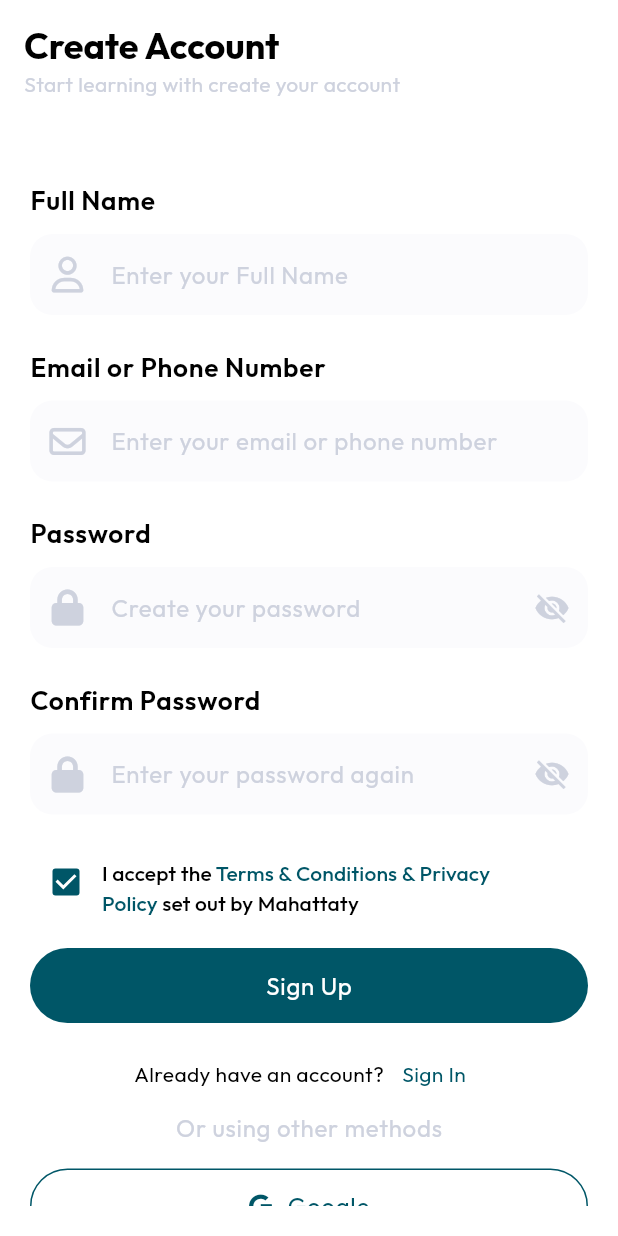
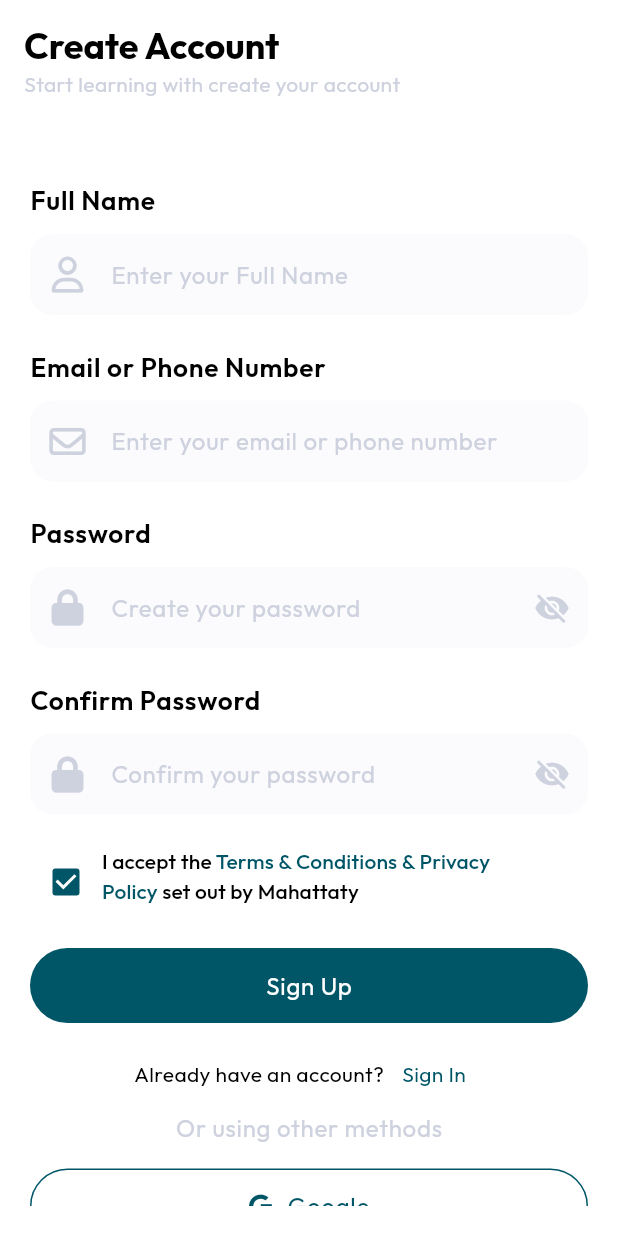
Before and after one commit to AbdelrhmanReda17/Mahatatty, a Flutter app: the AuthenticationScreen screen opened by its route, after a tap on "Sign Up", on a phone screen of 412 x 824 dp. Run offline on Flutter 3.47's test engine with Material 3 defaults, Android fonts, the phone set to English and light mode, and no system bars; our stand-ins replace font_awesome_flutter, google_fonts, smooth_page_indicator.

Commit message:
Clean Code

```diff
--- /dev/null
+++ b/lib/Models/user.dart
@@ -0,0 +1,3 @@
+class User{
+
+}
--- a/lib/Screens/authentication_screen.dart
+++ b/lib/Screens/authentication_screen.dart
@@ -1,9 +1,8 @@
 import 'package:flutter/material.dart';
-import 'package:font_awesome_flutter/font_awesome_flutter.dart';
 import 'package:mahattaty/Utils/open_screens.dart';
 import 'package:mahattaty/Widgets/Generics/mahattaty_button.dart';
-import 'package:mahattaty/Widgets/Generics/mahattaty_text_form_field.dart';
-import 'package:mahattaty/Widgets/forgot_password_dialog.dart';
+import 'package:mahattaty/Widgets/Froms/login_form.dart';
+import 'package:mahattaty/Widgets/Froms/register_form.dart';
 import 'package:mahattaty/Widgets/social_accounts_login.dart';
 
 class AuthenticationScreen extends StatefulWidget {
@@ -17,10 +16,6 @@ class AuthenticationScreen extends StatefulWidget {
 
 class _AuthenticationScreenState extends State<AuthenticationScreen> {
   TextEditingController emailController = TextEditingController();
-  final List<TextEditingController> _registerControllers =
-      List.generate(4, (_) => TextEditingController());
-  final List<TextEditingController> _loginControllers =
-      List.generate(2, (_) => TextEditingController());
 
   @override
   void dispose() {
@@ -30,108 +25,9 @@ class _AuthenticationScreenState extends State<AuthenticationScreen> {
 
   @override
   Widget build(BuildContext context) {
-    List<Widget> registerContent = [
-      MahattatyTextFormField(
-        labelText: 'Full Name',
-        controller: _registerControllers[0],
-        iconData: FontAwesomeIcons.user,
-        hintText: 'Enter your Full Name',
-      ),
-      const SizedBox(height: 20),
-      MahattatyTextFormField(
-        labelText: 'Email or Phone Number',
-        controller: _registerControllers[1],
-        iconData: FontAwesomeIcons.envelope,
-        hintText: 'Enter your email or phone number',
-      ),
-      const SizedBox(height: 20),
-      MahattatyTextFormField(
-        labelText: 'Password',
-        controller: _registerControllers[2],
-        isPassword: true,
-        iconData: FontAwesomeIcons.lock,
-        hintText: 'Create your password',
-      ),
-      const SizedBox(height: 20),
-      MahattatyTextFormField(
-        labelText: 'Confirm Password',
-        controller: _registerControllers[3],
-        isPassword: true,
-        iconData: FontAwesomeIcons.lock,
-        hintText: 'Enter your password again',
-      ),
-      const SizedBox(height: 20),
-      Row(
-        crossAxisAlignment: CrossAxisAlignment.end,
-        mainAxisAlignment: MainAxisAlignment.start,
-        children: [
-          Checkbox(
-            value: true,
-            onChanged: (bool? value) {},
-          ),
-          RichText(
-            textAlign: TextAlign.left,
-            text: TextSpan(
-              children: [
-                TextSpan(
-                    text: 'I accept the ',
-                    style: Theme.of(context).textTheme.titleSmall,
-                    children: [
-                      TextSpan(
-                          text: 'Terms & Conditions & Privacy\nPolicy',
-                          style: Theme.of(context).textTheme.titleSmall?.apply(
-                                color: Theme.of(context).colorScheme.primary,
-                              ),
-                          children: [
-                            TextSpan(
-                              text: ' set out by Mahattaty',
-                              style: Theme.of(context).textTheme.titleSmall,
-                            ),
-                          ]),
-                    ]),
-              ],
-            ),
-          ),
-        ],
-      ),
-    ];
-
-    List<Widget> loginContent = [
-      MahattatyTextFormField(
-        labelText: 'Email or Phone Number',
-        controller: _loginControllers[0],
-        iconData: FontAwesomeIcons.envelope,
-        hintText: 'Enter your email or phone number',
-      ),
-      const SizedBox(height: 20),
-      MahattatyTextFormField(
-        labelText: 'Password',
-        controller: _loginControllers[1],
-        isPassword: true,
-        iconData: FontAwesomeIcons.lock,
-        hintText: 'Create your password',
-      ),
-      const SizedBox(height: 20),
-      Row(
-        children: [
-          const Spacer(),
-          GestureDetector(
-            onTap: () => showForgotPasswordDialog(context),
-            child: Text(
-              'Forgot Password?',
-              style: TextStyle(
-                color: Theme.of(context).colorScheme.primary,
-                fontSize: 16.5,
-              ),
-            ),
-          ),
-        ],
-      ),
-    ];
-
-    List content = widget.key == const Key('login_screen')
-        ? loginContent
-        : registerContent;
+    Widget content = widget.key == const Key('login_screen')
+        ? const LoginForm()
+        : const RegisterForm();
 
     return Scaffold(
       appBar: AppBar(
@@ -163,7 +59,7 @@ class _AuthenticationScreenState extends State<AuthenticationScreen> {
         child: ListView(
           children: [
             const SizedBox(height: 20),
-            ...content,
+            content,
             const SizedBox(height: 20),
             MahattatyButton(
               text: widget.key == const Key('login_screen')
--- a/lib/Screens/verification_screen.dart
+++ b/lib/Screens/verification_screen.dart
@@ -1,4 +1,3 @@
-import 'dart:developer';
 import 'package:flutter/gestures.dart';
 import 'package:flutter/material.dart';
 import 'package:flutter/services.dart';
@@ -7,10 +6,7 @@ import '../Widgets/Generics/mahattaty_button.dart';
 import '../Widgets/Generics/mahattaty_text_form_field.dart';
 
 class VerificationScreen extends StatefulWidget {
-  //final String email;
-
   const VerificationScreen({super.key});
-//  VerificationCodePage({required this.email});
 
   @override
   State<VerificationScreen> createState() => _VerificationScreenState();
--- /dev/null
+++ b/lib/Widgets/Froms/login_form.dart
@@ -0,0 +1,65 @@
+import 'package:flutter/material.dart';
+import 'package:font_awesome_flutter/font_awesome_flutter.dart';
+import 'package:mahattaty/Widgets/Generics/mahattaty_text_form_field.dart';
+import 'package:mahattaty/Widgets/forgot_password_dialog.dart';
+
+class LoginForm extends StatefulWidget {
+  const LoginForm({super.key});
+  @override
+  State<LoginForm> createState() => _LoginFormState();
+}
+
+class _LoginFormState extends State<LoginForm> {
+  final List<TextEditingController> _loginControllers =
+      List.generate(2, (_) => TextEditingController());
+
+  @override
+  void dispose() {
+    for (var controller in _loginControllers) {
+      controller.dispose();
+    }
+    super.dispose();
+  }
+
+  @override
+  Widget build(BuildContext context) {
+    return Form(
+      child: Column(
+        crossAxisAlignment: CrossAxisAlignment.start,
+        children: [
+          MahattatyTextFormField(
+            labelText: 'Email or Phone Number',
+            controller: _loginControllers[0],
+            iconData: FontAwesomeIcons.envelope,
+
+            hintText: 'Enter your email or phone number',
+          ),
+          const SizedBox(height: 20),
+          MahattatyTextFormField(
+            labelText: 'Password',
+            controller: _loginControllers[1],
+            isPassword: true,
+            iconData: FontAwesomeIcons.lock,
+            hintText: 'Create your password',
+          ),
+          const SizedBox(height: 20),
+          Row(
+            children: [
+              const Spacer(),
+              GestureDetector(
+                onTap: () => showForgotPasswordDialog(context),
+                child: Text(
+                  'Forgot Password?',
+                  style: TextStyle(
+                    color: Theme.of(context).colorScheme.primary,
+                    fontSize: 16.5,
+                  ),
+                ),
+              ),
+            ],
+          ),
+        ],
+      ),
+    );
+  }
+}
--- /dev/null
+++ b/lib/Widgets/Froms/register_form.dart
@@ -0,0 +1,101 @@
+import 'package:flutter/material.dart';
+import 'package:font_awesome_flutter/font_awesome_flutter.dart';
+import 'package:mahattaty/Widgets/Generics/mahattaty_text_form_field.dart';
+
+class RegisterForm extends StatefulWidget {
+  const RegisterForm({super.key});
+
+  @override
+  State<RegisterForm> createState() => _RegisterFormState();
+}
+
+class _RegisterFormState extends State<RegisterForm> {
+  final List<TextEditingController> _registerControllers =
+      List.generate(4, (_) => TextEditingController());
+
+  @override
+  void dispose() {
+    for (var controller in _registerControllers) {
+      controller.dispose();
+    }
+    super.dispose();
+  }
+
+  @override
+  Widget build(BuildContext context) {
+    return LayoutBuilder(
+      builder: (BuildContext context, BoxConstraints constraints) {
+        return Form(
+          child: Column(
+            crossAxisAlignment: CrossAxisAlignment.start,
+            children: [
+              MahattatyTextFormField(
+                labelText: 'Full Name',
+                controller: _registerControllers[0],
+                iconData: FontAwesomeIcons.user,
+                hintText: 'Enter your Full Name',
+              ),
+              const SizedBox(height: 20),
+              MahattatyTextFormField(
+                labelText: 'Email or Phone Number',
+                controller: _registerControllers[1],
+                iconData: FontAwesomeIcons.envelope,
+                hintText: 'Enter your email or phone number',
+              ),
+              const SizedBox(height: 20),
+              MahattatyTextFormField(
+                labelText: 'Password',
+                controller: _registerControllers[2],
+                isPassword: true,
+                iconData: FontAwesomeIcons.lock,
+                hintText: 'Create your password',
+              ),
+              const SizedBox(height: 20),
+              MahattatyTextFormField(
+                labelText: 'Confirm Password',
+                controller: _registerControllers[3],
+                isPassword: true,
+                iconData: FontAwesomeIcons.lock,
+                hintText: 'Confirm your password',
+              ),
+              const SizedBox(height: 20),
+              Row(
+                crossAxisAlignment: CrossAxisAlignment.start,
+                children: [
+                  Checkbox(
+                    value: true,
+                    onChanged: (bool? value) {},
+                  ),
+                  Expanded(
+                    child: RichText(
+                      textAlign: TextAlign.left,
+                      text: TextSpan(
+                        text: 'I accept the ',
+                        style: Theme.of(context).textTheme.titleSmall,
+                        children: [
+                          TextSpan(
+                            text: 'Terms & Conditions & Privacy\nPolicy',
+                            style: Theme.of(context)
+                                .textTheme
+                                .titleSmall
+                                ?.apply(
+                                  color: Theme.of(context).colorScheme.primary,
+                                ),
+                          ),
+                          TextSpan(
+                            text: ' set out by Mahattaty',
+                            style: Theme.of(context).textTheme.titleSmall,
+                          ),
+                        ],
+                      ),
+                    ),
+                  ),
+                ],
+              ),
+            ],
+          ),
+        );
+      },
+    );
+  }
+}
--- a/lib/Widgets/social_accounts_login.dart
+++ b/lib/Widgets/social_accounts_login.dart
@@ -7,9 +7,6 @@ class SocialAccountsLogin extends StatelessWidget {
 
   @override
   Widget build(BuildContext context) {
-    return LayoutBuilder(
-      builder: (BuildContext context, BoxConstraints constraints) {
-        bool isLargeScreen = constraints.maxWidth > 500;
     return SizedBox(
       width: double.infinity,
       child: Column(
@@ -30,7 +27,6 @@ class SocialAccountsLogin extends StatelessWidget {
                 text: 'Google',
                 onPressed: () {},
                 style: MahattatyButtonStyle.secondary,
-                    width: isLargeScreen ? constraints.maxWidth : 0,
                 iconData: FontAwesomeIcons.google,
               ),
               const SizedBox(height: 10, width: 10),
@@ -38,7 +34,6 @@ class SocialAccountsLogin extends StatelessWidget {
                 text: 'Facebook',
                 onPressed: () {},
                 style: MahattatyButtonStyle.secondary,
-                    width: isLargeScreen ? constraints.maxWidth : 0,
                 iconData: FontAwesomeIcons.facebook,
               ),
             ],
@@ -46,7 +41,5 @@ class SocialAccountsLogin extends StatelessWidget {
         ],
       ),
     );
-      },
-    );
   }
 }
--- a/pubspec.yaml
+++ b/pubspec.yaml
@@ -47,7 +47,7 @@ dev_dependencies:
     # activated in the `analysis_options.yaml` file located at the root of your
     # package. See that file for information about deactivating specific lint
     # rules and activating additional ones.
-    flutter_lints: ^3.0.0
+    flutter_lints: ^4.0.0
 
 # For information on the generic Dart part of this file, see the
 # following page: https://dart.dev/tools/pub/pubspec
```
Also changed, not shown: lib/Utils/validate.dart (added, +30 -0 lines), lib/main.dart (+5 -3 lines), pubspec.lock. Lines whose indentation alone changed are shown as unchanged.
